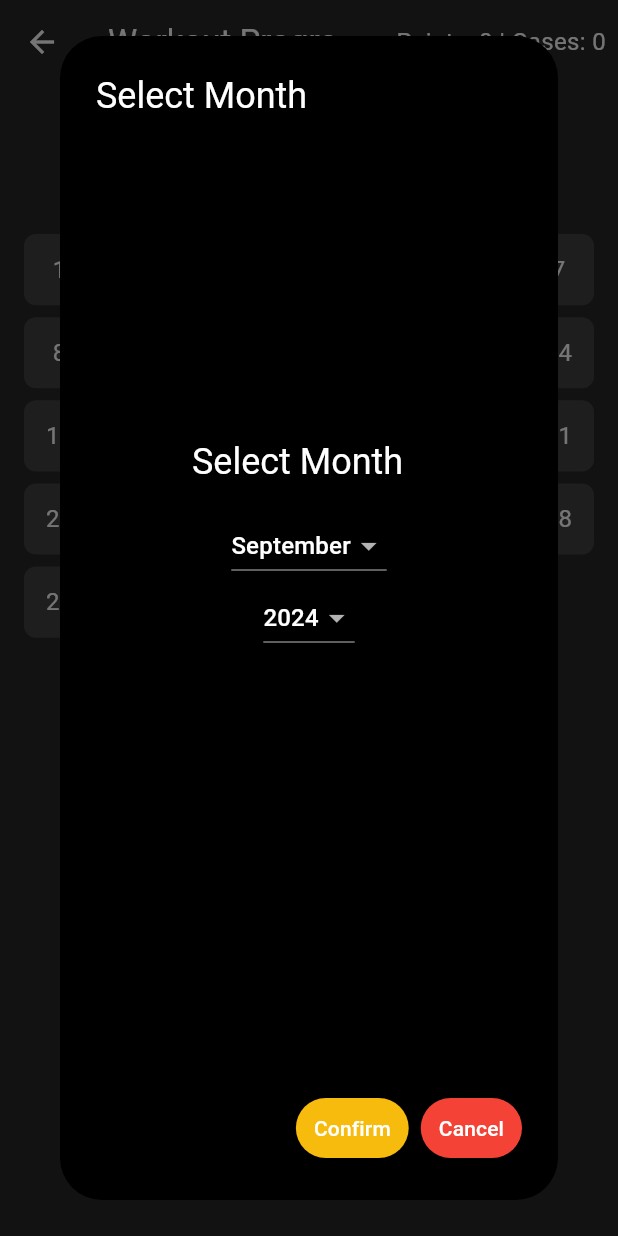
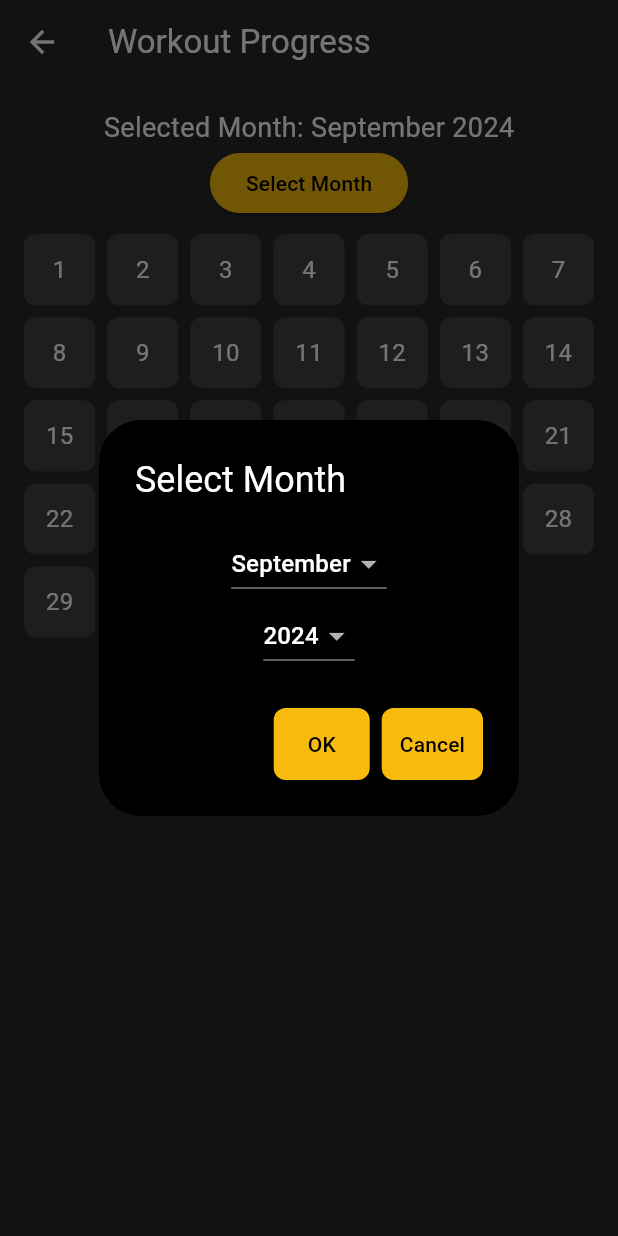
Before and after one commit to RafaelMarian/Project-GymApp_Flutter, a Flutter app: the WorkoutProgressPage screen opened directly, after a tap on "Select Month", on a phone screen of 412 x 824 dp. Run offline on Flutter 3.47's test engine with Material 3 defaults, Android fonts, the phone set to English and light mode, and no system bars; our stand-ins replace cloud_firestore, firebase_auth, firebase_core, shared_preferences; accounts and stored records are empty.

Commit message:
fix the month

```diff
--- a/lib/flutter_month_picher.dart
+++ b/lib/flutter_month_picher.dart
@@ -33,6 +33,7 @@ class _MonthPickerDialogState extends State<MonthPickerDialog> {
       content: Column(
         mainAxisSize: MainAxisSize.min,
         children: [
+          // Month Dropdown
           DropdownButton<int>(
             value: _selectedMonth,
             items: List.generate(12, (index) {
@@ -49,10 +50,11 @@ class _MonthPickerDialogState extends State<MonthPickerDialog> {
               }
             },
           ),
+          // Year Dropdown
           DropdownButton<int>(
             value: _selectedYear,
             items: List.generate(10, (index) {
-              int year = DateTime.now().year - 5 + index;
+              int year = DateTime.now().year - 5 + index; // Show current year and 5 years prior
               return DropdownMenuItem<int>(
                 value: year,
                 child: Text('$year'),
@@ -69,19 +71,39 @@ class _MonthPickerDialogState extends State<MonthPickerDialog> {
         ],
       ),
       actions: [
-        TextButton(
+       Container(
+  decoration: BoxDecoration(
+    color: Color(0xFFF7BB0E), // Set your desired background color
+    borderRadius: BorderRadius.circular(8.0), // Optional: for rounded corners
+  ),
+  child: TextButton(
     onPressed: () {
+      // Notify parent widget of the new selected month and year
       widget.onChanged(DateTime(_selectedYear, _selectedMonth));
-            Navigator.of(context).pop();
+      Navigator.of(context).pop(); // Close the dialog
     },
-          child: const Text('OK'),
+    child: const Text(
+      'OK',
+      style: TextStyle(color: Color.fromARGB(255, 0, 0, 0)), // Set text color for visibility
     ),
-        TextButton(
+  ),
+),
+
+        Container(
+                 decoration: BoxDecoration(
+                  color: Color(0xFFF7BB0E), // Set your desired background color
+                   borderRadius: BorderRadius.circular(8.0), // Optional: for rounded corners
+                     ),
+                     child: TextButton(
                      onPressed: () {
-            Navigator.of(context).pop();
+                     Navigator.of(context).pop(); // Close the dialog
                      },
-          child: const Text('Cancel'),
+          child: const Text(
+          'Cancel',
+           style: TextStyle(color: Color.fromARGB(255, 0, 0, 0)), // Set text color for visibility
           ),
+         ),
+        )
       ],
     );
   }
--- a/lib/workout_progress_page.dart
+++ b/lib/workout_progress_page.dart
@@ -1,7 +1,7 @@
 import 'package:flutter/material.dart';
 import 'package:cloud_firestore/cloud_firestore.dart';
-import 'package:intl/intl.dart'; // Import for DateFormat
-import 'flutter_month_picher.dart'; // Import the MonthPickerDialog
+import 'package:intl/intl.dart';
+import 'flutter_month_picher.dart'; // Ensure this import is correct
 
 class WorkoutProgressPage extends StatefulWidget {
   const WorkoutProgressPage({super.key});
@@ -13,14 +13,11 @@ class WorkoutProgressPage extends StatefulWidget {
 class _WorkoutProgressPageState extends State<WorkoutProgressPage> {
   List<bool> _checkedDays = List.generate(31, (index) => false); // Assume 31 days
   DateTime _selectedDate = DateTime.now(); // Default to current date
-  int points = 0; // Track user points
-  int cases = 0; // Track number of cases
 
   @override
   void initState() {
     super.initState();
     _fetchDataForMonth(_selectedDate); // Fetch data for the default month
-    _fetchPointsAndCases(); // Fetch points and cases from Firestore
   }
 
   @override
@@ -29,19 +26,6 @@ class _WorkoutProgressPageState extends State<WorkoutProgressPage> {
       appBar: AppBar(
         title: const Text('Workout Progress'),
         backgroundColor: const Color.fromARGB(255, 40, 39, 41),
-        actions: [
-          Padding(
-            padding: const EdgeInsets.all(8.0),
-            child: Row(
-              children: [
-                Text(
-                  'Points: $points | Cases: $cases',
-                  style: const TextStyle(fontSize: 16, color: Colors.white),
-                ),
-              ],
-            ),
-          ),
-        ],
       ),
       backgroundColor: const Color.fromARGB(255, 40, 39, 41),
       body: Padding(
@@ -54,52 +38,24 @@ class _WorkoutProgressPageState extends State<WorkoutProgressPage> {
             ),
             ElevatedButton(
               style: ElevatedButton.styleFrom(
-                backgroundColor: const Color(0xFFF7BB0E), // Custom color for "Select Month" button
+                backgroundColor: const Color(0xFFF7BB0E),
               ),
               onPressed: () {
                 showDialog(
                   context: context,
                   builder: (context) {
-                    return AlertDialog(
-                      title: const Text('Select Month'),
-                      content: MonthPickerDialog(
+                    return MonthPickerDialog(
                       selectedDate: _selectedDate,
                       onChanged: (date) {
                         setState(() {
                           _selectedDate = date;
-                            _fetchDataForMonth(date);
                         });
                       },
-                      ),
-                      actions: [
-                        TextButton(
-                          style: TextButton.styleFrom(
-                            backgroundColor: const Color(0xFFF7BB0E), // Custom color for "Confirm" button
-                          ),
-                          onPressed: () {
-                            Navigator.pop(context); // Close the dialog
-                          },
-                          child: const Text(
-                            'Confirm',
-                            style: TextStyle(color: Colors.white),
-                          ),
-                        ),
-                        TextButton(
-                          style: TextButton.styleFrom(
-                            backgroundColor: Colors.red, // Custom color for "Cancel" button
-                          ),
-                          onPressed: () {
-                            Navigator.pop(context); // Close the dialog
-                          },
-                          child: const Text(
-                            'Cancel',
-                            style: TextStyle(color: Colors.white),
-                          ),
-                        ),
-                      ],
                     );
                   },
-                );
+                ).then((_) {
+                  _fetchDataForMonth(_selectedDate); // Fetch data after dialog is dismissed
+                });
               },
               child: const Text('Select Month'),
             ),
@@ -107,26 +63,22 @@ class _WorkoutProgressPageState extends State<WorkoutProgressPage> {
             Expanded(
               child: GridView.builder(
                 gridDelegate: const SliverGridDelegateWithFixedCrossAxisCount(
-                  crossAxisCount: 7, // 7 columns for days of the week
+                  crossAxisCount: 7,
                   crossAxisSpacing: 8.0,
                   mainAxisSpacing: 8.0,
                 ),
                 itemCount: _checkedDays.length,
                 itemBuilder: (context, index) {
-                  bool isCurrentDay = _selectedDate.month == DateTime.now().month &&
-                      index + 1 == DateTime.now().day;
-
                   return GestureDetector(
-                    onTap: isCurrentDay && !_checkedDays[index]
-                        ? () => _confirmCheckBox(index)
-                        : null,
+                    onTap: () {
+                      setState(() {
+                        _checkedDays[index] = !_checkedDays[index];
+                        _saveCheckedDays(); // Save state to Firebase
+                      });
+                    },
                     child: Container(
                       decoration: BoxDecoration(
-                        color: _checkedDays[index]
-                            ? Colors.green
-                            : isCurrentDay
-                                ? Colors.grey[600]
-                                : Colors.grey[800],
+                        color: _checkedDays[index] ? Colors.green : Colors.grey[800],
                         borderRadius: BorderRadius.circular(8.0),
                       ),
                       child: Center(
@@ -174,72 +126,11 @@ class _WorkoutProgressPageState extends State<WorkoutProgressPage> {
     }
   }
 
-  Future<void> _fetchPointsAndCases() async {
-    try {
-      final doc = await FirebaseFirestore.instance.collection('users').doc('user_id').get();
-      if (doc.exists) {
-        final data = doc.data()!;
-        setState(() {
-          points = data['points'] ?? 0;
-          cases = data['cases'] ?? 0;
-        });
-      }
-    } catch (e) {
-      print('Error fetching points and cases: $e');
-    }
-  }
-
-  Future<void> _savePointsAndCases() async {
-    try {
-      await FirebaseFirestore.instance.collection('users').doc('user_id').set({
-        'points': points,
-        'cases': cases,
-      }, SetOptions(merge: true));
-    } catch (e) {
-      print('Error saving points and cases: $e');
-    }
-  }
-
-  Future<void> _confirmCheckBox(int index) async {
-    bool confirm = await showDialog(
-      context: context,
-      builder: (context) {
-        return AlertDialog(
-          title: const Text('Confirm Check'),
-          content: const Text('Do you want to check this box?'),
-          actions: [
-            TextButton(
-              onPressed: () => Navigator.pop(context, false),
-              child: const Text('Cancel'),
-            ),
-            TextButton(
-              onPressed: () => Navigator.pop(context, true),
-              child: const Text('Confirm'),
-            ),
-          ],
-        );
-      },
-    );
-
-    if (confirm) {
-      setState(() {
-        _checkedDays[index] = true;
-        points++;
-        if (points % 30 == 0) {
-          cases++;
-        }
-        _saveCheckedDays();
-        _savePointsAndCases();
-      });
-    }
-  }
-
   Future<void> _saveCheckedDays() async {
     final startDate = DateTime(_selectedDate.year, _selectedDate.month, 1);
     final endDate = DateTime(_selectedDate.year, _selectedDate.month + 1, 0);
 
     try {
-      // Remove existing entries for the selected month
       await FirebaseFirestore.instance
           .collection('workout_data')
           .where('timestamp', isGreaterThanOrEqualTo: Timestamp.fromDate(startDate))
@@ -251,7 +142,6 @@ class _WorkoutProgressPageState extends State<WorkoutProgressPage> {
         }
       });
 
-      // Save the new checked days
       for (int i = 0; i < _checkedDays.length; i++) {
         if (_checkedDays[i]) {
           await FirebaseFirestore.instance.collection('workout_data').add({
```
Lines whose indentation alone changed are shown as unchanged.
